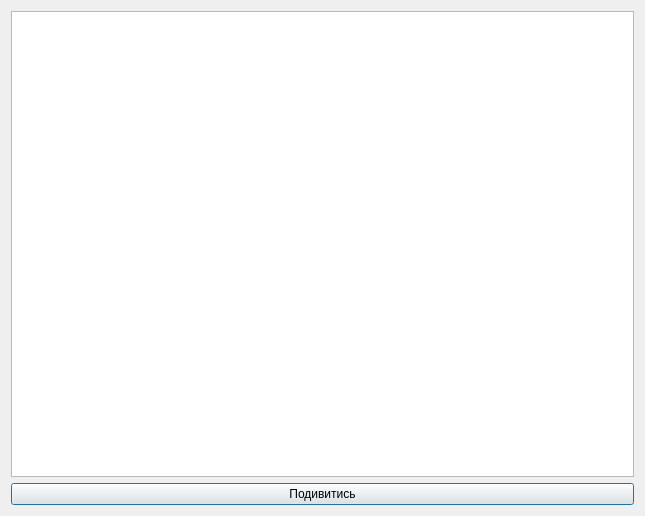
Above: all.ui from Ultrafiolet4/Module_4 before the change. Below: the same form after it.
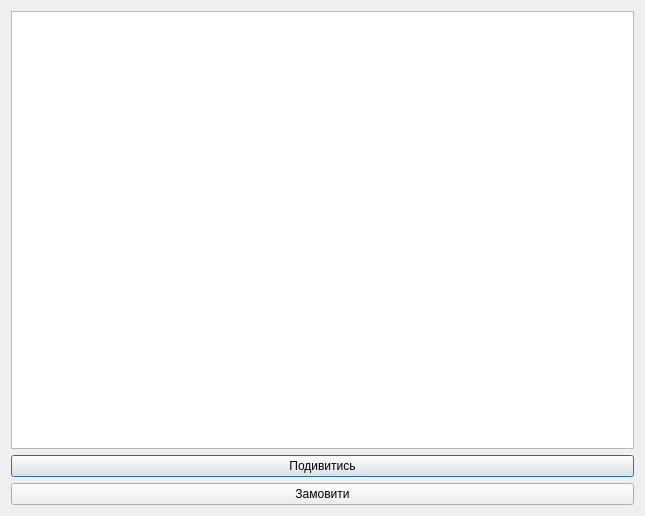
That is the form after the change.

The edit to the form file:
```diff
--- a/all.ui
+++ b/all.ui
@@ -30,6 +30,13 @@
      </property>
     </widget>
    </item>
+   <item>
+    <widget class="QPushButton" name="zamovl_pb">
+     <property name="text">
+      <string>Замовити</string>
+     </property>
+    </widget>
+   </item>
   </layout>
  </widget>
  <resources/>
```
